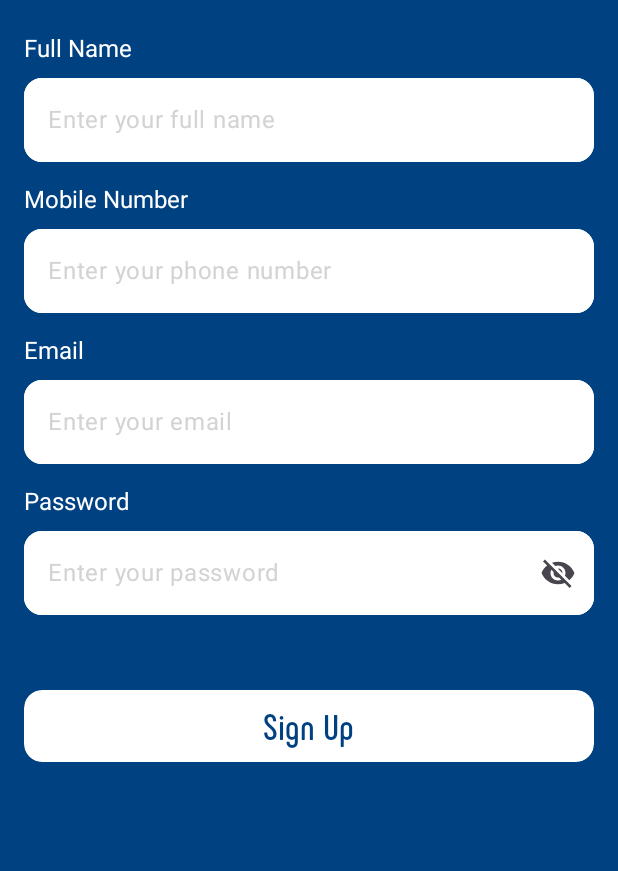
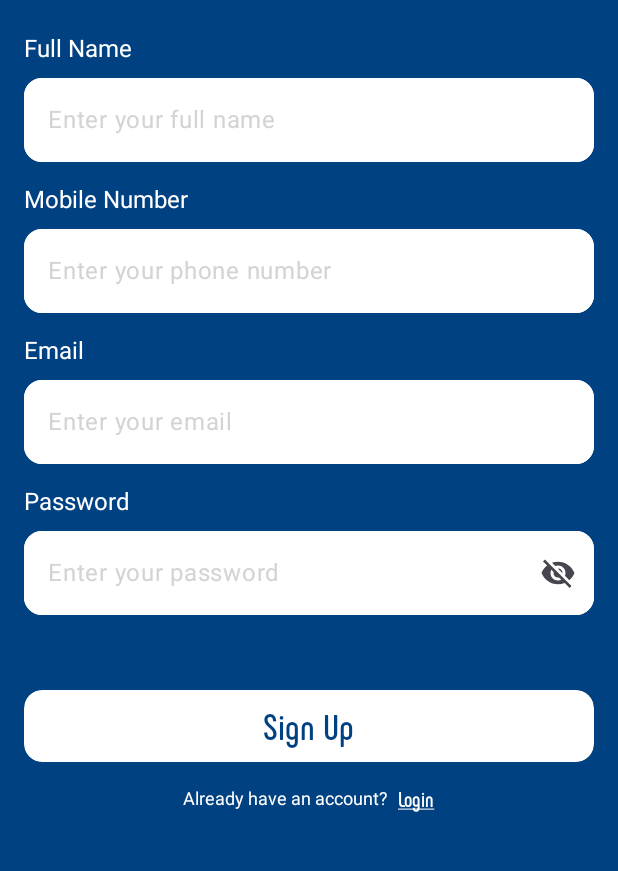
Before and after one commit to habibaelhadi/BuyNest, an Android app built with Jetpack Compose: the screen it shows after launch (MainActivity), after a tap on "Create Account", on a phone screen of 412 x 824 dp, the part 265-1136 px from its top. Run offline under Robolectric (Android 15) with nearby library versions, the phone set to English and light mode, and no system bars; libraries missing offline, so code that uses them is left out: np.com.susanthapa.

Commit message:
Feat: Integrate Firebase and handle back presses

```diff
--- a/app/build.gradle.kts
+++ b/app/build.gradle.kts
@@ -2,6 +2,7 @@ plugins {
     alias(libs.plugins.android.application)
     alias(libs.plugins.kotlin.android)
     alias(libs.plugins.kotlin.compose)
+    id("com.google.gms.google-services")
 }
 
 android {
@@ -82,4 +83,7 @@ dependencies {
     implementation (libs.accompanist.pager.indicators.v0340)
     //compose
     implementation(libs.androidx.material.icons.extended)
+    //firebase
+    implementation(libs.firebase.analytics)
+    implementation(platform(libs.firebase.bom))
 }
--- a/app/src/main/java/com/example/buynest/MainActivity.kt
+++ b/app/src/main/java/com/example/buynest/MainActivity.kt
@@ -207,4 +207,7 @@ class MainActivity : ComponentActivity() {
         window.navigationBarColor = Color.Transparent.toArgb()
     }
 
+    override fun onBackPressed() {
+        super.onBackPressed()
+    }
 }
--- a/app/src/main/java/com/example/buynest/navigation/SetupNavHost.kt
+++ b/app/src/main/java/com/example/buynest/navigation/SetupNavHost.kt
@@ -35,7 +35,7 @@ fun SetupNavHost(mainNavController: NavHostController) {
             LoginScreen(mainNavController)
         }
         composable(RoutesScreens.SignUp.route) {
-            SignUpScreen()
+            SignUpScreen(mainNavController)
         }
     }
 }
--- a/app/src/main/java/com/example/buynest/utils/SharedPreferences.kt
+++ b/app/src/main/java/com/example/buynest/utils/sharedPreferences/SharedPreferences.kt
@@ -1,4 +1,4 @@
-package com.example.buynest.utils
+package com.example.buynest.utils.sharedPreferences
 
 import android.content.Context
 
--- a/app/src/main/java/com/example/buynest/utils/SharedPreferencesImpl.kt
+++ b/app/src/main/java/com/example/buynest/utils/sharedPreferences/SharedPreferencesImpl.kt
@@ -1,4 +1,4 @@
-package com.example.buynest.utils
+package com.example.buynest.utils.sharedPreferences
 
 import android.content.Context
 import android.os.Build
--- /dev/null
+++ b/app/src/main/java/com/example/buynest/utils/strategies/AuthenticationStrategy.kt
@@ -0,0 +1,5 @@
+package com.example.buynest.utils.strategies
+
+interface AuthenticationStrategy {
+    suspend fun login(): Result<Unit>
+}
--- /dev/null
+++ b/app/src/main/java/com/example/buynest/viewmodels/authentication/AuthenticationViewModel.kt
@@ -0,0 +1,4 @@
+package com.example.buynest.viewmodels.authentication
+
+class AuthenticationViewModel {
+}
--- a/app/src/main/java/com/example/buynest/views/authentication/login/LoginScreen.kt
+++ b/app/src/main/java/com/example/buynest/views/authentication/login/LoginScreen.kt
@@ -1,5 +1,7 @@
 package com.example.buynest.views.authentication.login
 
+import androidx.activity.compose.BackHandler
+import androidx.activity.compose.LocalActivity
 import androidx.compose.foundation.background
 import androidx.compose.foundation.clickable
 import androidx.compose.foundation.focusable
@@ -32,6 +34,7 @@ import androidx.compose.ui.Alignment
 import androidx.compose.ui.Modifier
 import androidx.compose.ui.draw.clip
 import androidx.compose.ui.graphics.Color
+import androidx.compose.ui.platform.LocalContext
 import androidx.compose.ui.res.painterResource
 import androidx.compose.ui.text.font.Font
 import androidx.compose.ui.text.font.FontFamily
@@ -51,6 +54,7 @@ fun LoginScreen(mainNavController: NavHostController) {
     val password = remember { mutableStateOf("") }
     val passwordVisible = remember { mutableStateOf(false) }
     val scrollState = rememberScrollState()
+    val activity = LocalActivity.current
 
     Box(
         modifier = Modifier
@@ -235,4 +239,8 @@ fun LoginScreen(mainNavController: NavHostController) {
             }
         }
     }
+
+    BackHandler(enabled = true) {
+        activity?.finishAffinity()
+    }
 }
--- a/app/src/main/java/com/example/buynest/views/authentication/signup/SignUpScreen.kt
+++ b/app/src/main/java/com/example/buynest/views/authentication/signup/SignUpScreen.kt
@@ -1,15 +1,20 @@
 package com.example.buynest.views.authentication.signup
 
+import androidx.activity.compose.BackHandler
 import androidx.compose.foundation.background
+import androidx.compose.foundation.clickable
 import androidx.compose.foundation.focusable
+import androidx.compose.foundation.layout.Arrangement
 import androidx.compose.foundation.layout.Box
 import androidx.compose.foundation.layout.Column
+import androidx.compose.foundation.layout.Row
 import androidx.compose.foundation.layout.Spacer
 import androidx.compose.foundation.layout.fillMaxSize
 import androidx.compose.foundation.layout.fillMaxWidth
 import androidx.compose.foundation.layout.height
 import androidx.compose.foundation.layout.imePadding
 import androidx.compose.foundation.layout.padding
+import androidx.compose.foundation.layout.width
 import androidx.compose.foundation.rememberScrollState
 import androidx.compose.foundation.shape.RoundedCornerShape
 import androidx.compose.foundation.verticalScroll
@@ -25,15 +30,17 @@ import androidx.compose.ui.Modifier
 import androidx.compose.ui.draw.clip
 import androidx.compose.ui.text.font.Font
 import androidx.compose.ui.text.font.FontFamily
+import androidx.compose.ui.text.style.TextDecoration
 import androidx.compose.ui.unit.dp
 import androidx.compose.ui.unit.sp
+import androidx.navigation.NavHostController
 import com.example.buynest.R
 import com.example.buynest.ui.theme.MainColor
 import com.example.buynest.ui.theme.white
 import com.example.buynest.views.authentication.CustomTextField
 
 @Composable
-fun SignUpScreen(){
+fun SignUpScreen(mainNavController: NavHostController) {
     val email = remember { mutableStateOf("") }
     val password = remember { mutableStateOf("") }
     val name = remember { mutableStateOf("") }
@@ -156,6 +163,30 @@ fun SignUpScreen(){
                     fontFamily = FontFamily(Font(R.font.phenomena_bold)),
                 )
             }
+
+            Spacer(modifier = Modifier.height(16.dp))
+
+            Row (modifier = Modifier.fillMaxWidth(),
+                verticalAlignment = Alignment.CenterVertically,
+                horizontalArrangement = Arrangement.Center
+            ) {
+                androidx.compose.material.Text(
+                    text = "Already have an account? ",
+                    color = white,
+                    fontSize = 12.sp
+                )
+                Spacer(modifier = Modifier.width(4.dp))
+                androidx.compose.material.Text(
+                    text = "Login",
+                    modifier = Modifier.clickable { mainNavController.popBackStack() },
+                    color = white,
+                    fontSize = 14.sp,
+                    fontFamily = FontFamily(Font(R.font.phenomena_bold)),
+                    textDecoration = TextDecoration.Underline
+                )
+            }
         }
     }
+
+    BackHandler(enabled = true) {}
 }
--- a/app/src/main/java/com/example/buynest/views/home/HomeScreen.kt
+++ b/app/src/main/java/com/example/buynest/views/home/HomeScreen.kt
@@ -1,5 +1,7 @@
 package com.example.buynest.views.home
 
+import androidx.activity.compose.BackHandler
+import androidx.activity.compose.LocalActivity
 import androidx.compose.animation.core.animateFloatAsState
 import androidx.compose.animation.core.tween
 import androidx.compose.foundation.Image
@@ -109,6 +111,7 @@ val brandsList = listOf(
 
 @Composable
 fun HomeScreen() {
+    val activity = LocalActivity.current
     Column(
         modifier = Modifier
             .fillMaxSize()
@@ -116,6 +119,9 @@ fun HomeScreen() {
             .verticalScroll(rememberScrollState())
             .padding(16.dp)
     ) {
+        BackHandler(enabled = true) {
+            activity?.finishAffinity()
+        }
         Spacer(modifier = Modifier.height(8.dp))
         Text("BuyNest", fontSize = 20.sp, fontWeight = FontWeight.Bold, color = MainColor)
         Spacer(modifier = Modifier.height(24.dp))
--- a/build.gradle.kts
+++ b/build.gradle.kts
@@ -3,4 +3,5 @@ plugins {
     alias(libs.plugins.android.application) apply false
     alias(libs.plugins.kotlin.android) apply false
     alias(libs.plugins.kotlin.compose) apply false
+    id("com.google.gms.google-services") version "4.4.2" apply false
 }
--- a/gradle/libs.versions.toml
+++ b/gradle/libs.versions.toml
@@ -4,6 +4,7 @@ accompanistPagerIndicators = "0.31.5-beta"
 accompanistPagerIndicatorsVersion = "0.34.0"
 agp = "8.8.0"
 curved_bottom_navigation = "0.6.5"
+firebaseBom = "33.15.0"
 kotlin = "2.0.0"
 coreKtx = "1.16.0"
 junit = "4.13.2"
@@ -27,6 +28,8 @@ androidx-navigation-compose = { module = "androidx.navigation:navigation-compose
 androidx-navigation-fragment-ktx = { module = "androidx.navigation:navigation-fragment-ktx", version.ref = "navigationFragmentKtx" }
 androidx-navigation-ui-ktx = { module = "androidx.navigation:navigation-ui-ktx", version.ref = "navigationFragmentKtx" }
 curved_bottom_navigation = { module = "np.com.susanthapa:curved_bottom_navigation", version.ref = "curved_bottom_navigation" }
+firebase-analytics = { module = "com.google.firebase:firebase-analytics" }
+firebase-bom = { module = "com.google.firebase:firebase-bom", version.ref = "firebaseBom" }
 junit = { group = "junit", name = "junit", version.ref = "junit" }
 androidx-junit = { group = "androidx.test.ext", name = "junit", version.ref = "junitVersion" }
 androidx-espresso-core = { group = "androidx.test.espresso", name = "espresso-core", version.ref = "espressoCore" }
```
Also changed, not shown: app/src/main/java/com/example/buynest/utils/strategies/GoogleAuthenticationStrategy.kt (added, +7 -0 lines), app/src/main/java/com/example/buynest/utils/strategies/LoginAuthenticationStrategy.kt (added, +7 -0 lines), app/src/main/java/com/example/buynest/utils/validators/EmailValidation.kt (added, +7 -0 lines), app/src/main/java/com/example/buynest/utils/validators/PasswordValidation.kt (added, +7 -0 lines), app/src/main/java/com/example/buynest/utils/validators/ValidationHandler.kt (added, +17 -0 lines), 1 other file.
